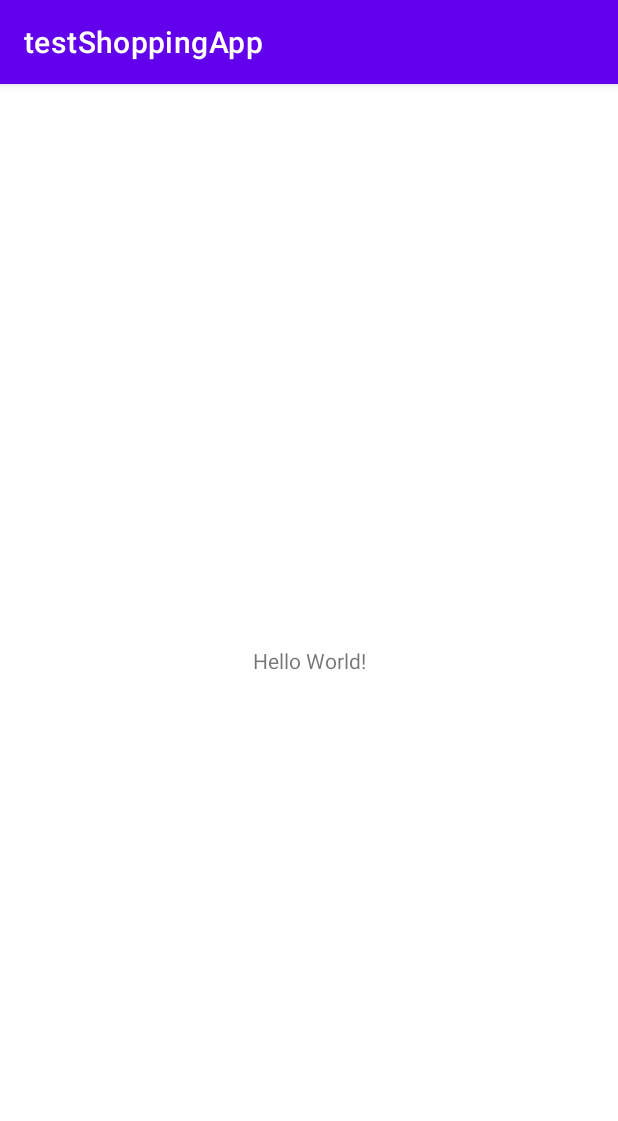
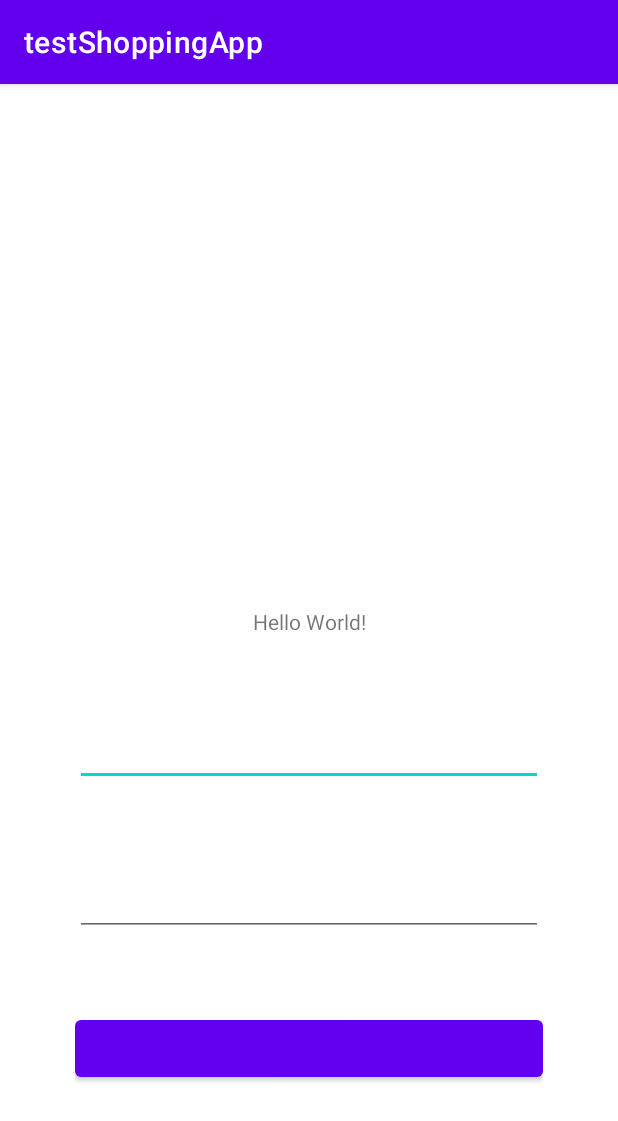
Before and after one commit to mnarvaezaldana/testShoppingApp, an Android app: the screen it shows after launch (MainActivity), on a phone screen of 412 x 824 dp. Shown: the top 1121 px of the screen. Run offline under Robolectric (Android 15) with nearby library versions, the phone set to English and light mode, and no system bars.

Commit message:
create login screen skeleton

```diff
--- a/app/src/main/res/layout/activity_main.xml
+++ b/app/src/main/res/layout/activity_main.xml
@@ -4,15 +4,44 @@
     xmlns:tools="http://schemas.android.com/tools"
     android:layout_width="match_parent"
     android:layout_height="match_parent"
+    android:padding="50dp"
     tools:context=".MainActivity">
 
     <TextView
+        android:id="@+id/tvTitle"
         android:layout_width="wrap_content"
         android:layout_height="wrap_content"
         android:text="Hello World!"
+        android:layout_marginBottom="50dp"
+        app:layout_constraintBottom_toTopOf="@+id/UsernameET"
+        app:layout_constraintEnd_toEndOf="parent"
+        app:layout_constraintStart_toStartOf="parent"/>
+
+    <EditText
+        android:id="@+id/UsernameET"
+        android:layout_width="match_parent"
+        android:layout_height="50dp"
+        android:layout_marginBottom="50dp"
+        app:layout_constraintBottom_toTopOf="@+id/PasswordET"
+        app:layout_constraintEnd_toEndOf="parent"
+        app:layout_constraintStart_toStartOf="parent"/>
+
+    <EditText
+        android:id="@+id/PasswordET"
+        android:layout_width="match_parent"
+        android:layout_height="50dp"
+        android:layout_marginBottom="50dp"
+        app:layout_constraintBottom_toTopOf="@+id/LoginBTN"
+        app:layout_constraintEnd_toEndOf="parent"
+        app:layout_constraintStart_toStartOf="parent"/>
+
+    <Button
+        android:id="@+id/LoginBTN"
+        android:layout_width="match_parent"
+        android:layout_height="50dp"
+        android:layout_marginBottom="50dp"
         app:layout_constraintBottom_toBottomOf="parent"
         app:layout_constraintEnd_toEndOf="parent"
-        app:layout_constraintStart_toStartOf="parent"
-        app:layout_constraintTop_toTopOf="parent" />
+        app:layout_constraintStart_toStartOf="parent"/>
 
 </androidx.constraintlayout.widget.ConstraintLayout>
```
